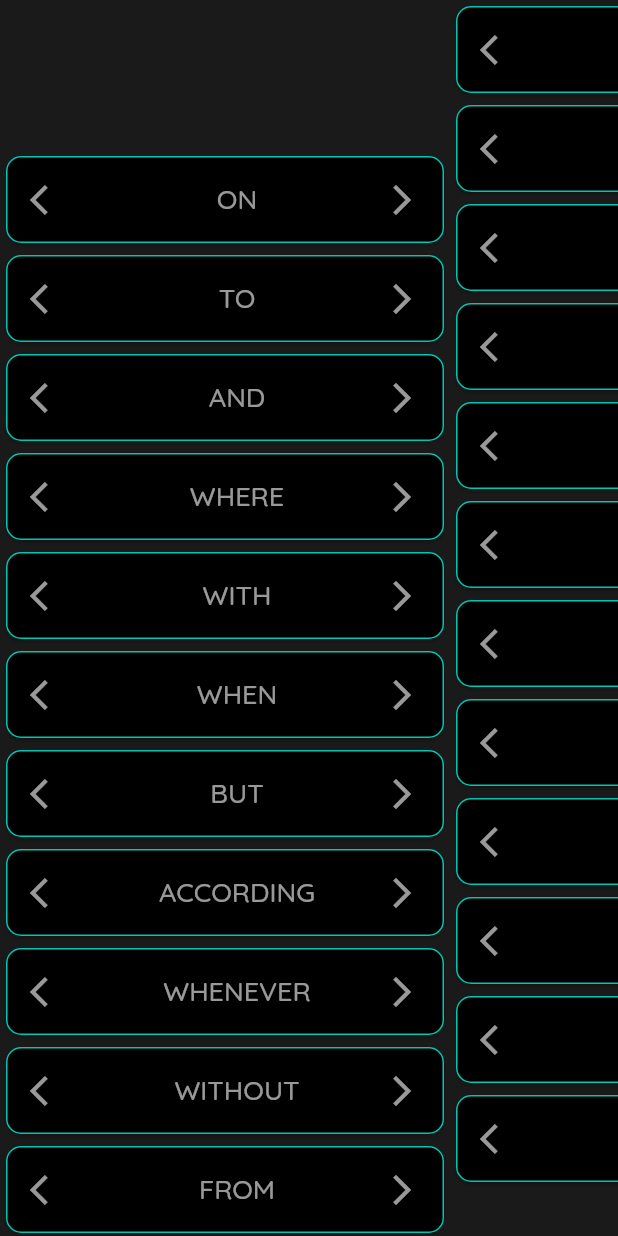
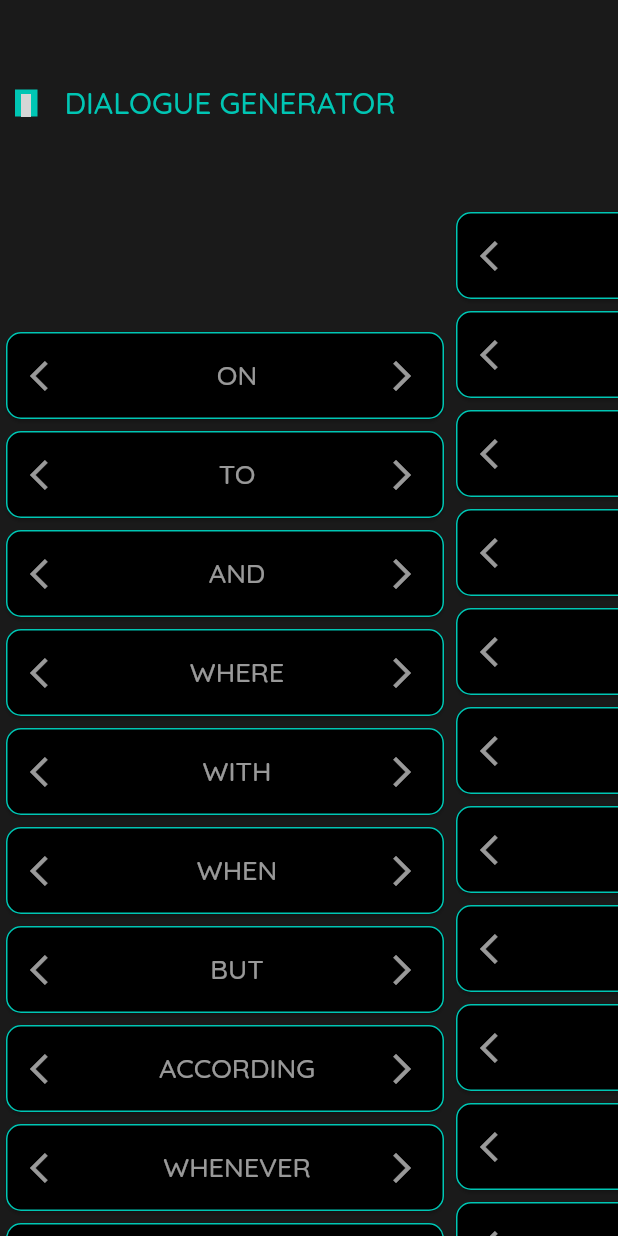
Before and after one commit to dhruvilp/hack20_greatawait, a Flutter app: the GreatCardBottom widget shown alone on an empty page, opened directly, on a phone screen of 412 x 824 dp. Run offline on Flutter 3.47's test engine with Material 2 defaults, Android fonts, the phone set to English and light mode, and no system bars; missing offline and left inert: groovin_material_icons; grey boxes are pictures that could not be loaded.

Commit message:
add: flinal touches

```diff
--- a/lib/widgets/GreatCardBottom.dart
+++ b/lib/widgets/GreatCardBottom.dart
@@ -1,5 +1,8 @@
 import 'package:flutter/material.dart';
+import 'package:groovin_material_icons/groovin_material_icons.dart';
 import 'package:hack20_greatawait/widgets/GreatCardTile.dart';
+
+import '../style.dart';
 
 class GreatCardBottom extends StatefulWidget {
   @override
@@ -9,29 +12,93 @@ class GreatCardBottom extends StatefulWidget {
 class _GreatCardBottomState extends State<GreatCardBottom> {
   @override
   Widget build(BuildContext context) {
-    return ListView(
+    return Column(
+      children: [
+        Expanded(
+          flex: 1,
+          child: Align(
+            alignment: Alignment.centerLeft,
+            child: Row(
+              children: [
+                Padding(
+                  padding: EdgeInsets.symmetric(horizontal: 10.0),
+                  child: Container(
+                    color: cyan_2,
+                    child: Padding(
+                      padding: const EdgeInsets.only(top: 3.0),
+                      child: Icon(
+                        GroovinMaterialIcons.square,
+                        color: charcoal,
+                        size: 15.0,
+                      ),
+                    ),
+                  ),
+                ),
+                Padding(
+                  padding: const EdgeInsets.only(left: 8.0),
+                  child: Text(
+                    'DIALOGUE GENERATOR',
+                    style:
+                        Theme.of(context).primaryTextTheme.headline6.copyWith(
+                              color: cyan_2,
+                            ),
+                  ),
+                ),
+              ],
+            ),
+          ),
+        ),
+        Expanded(
+          flex: 5,
+          child: ListView(
             scrollDirection: Axis.horizontal,
             children: <Widget>[
               Padding(
-          padding: EdgeInsets.only(top: 100),
+                padding: EdgeInsets.only(top: 80),
                 child: Container(
                   width: 300.0,
                   child: ListView(
                     scrollDirection: Axis.vertical,
                     children: [
-                GreatCardTile(text: 'on',),
-                GreatCardTile(text: 'to',),
-                GreatCardTile(text: 'and',),
-                GreatCardTile(text: 'where',),
-                GreatCardTile(text: 'with',),
-                GreatCardTile(text: 'when',),
-                GreatCardTile(text: 'but',),
-                GreatCardTile(text: 'according',),
-                GreatCardTile(text: 'whenever',),
-                GreatCardTile(text: 'without',),
-                GreatCardTile(text: 'from',),
-                GreatCardTile(text: 'now',),
-                GreatCardTile(text: 'then',),
+                      GreatCardTile(
+                        text: 'on',
+                      ),
+                      GreatCardTile(
+                        text: 'to',
+                      ),
+                      GreatCardTile(
+                        text: 'and',
+                      ),
+                      GreatCardTile(
+                        text: 'where',
+                      ),
+                      GreatCardTile(
+                        text: 'with',
+                      ),
+                      GreatCardTile(
+                        text: 'when',
+                      ),
+                      GreatCardTile(
+                        text: 'but',
+                      ),
+                      GreatCardTile(
+                        text: 'according',
+                      ),
+                      GreatCardTile(
+                        text: 'whenever',
+                      ),
+                      GreatCardTile(
+                        text: 'without',
+                      ),
+                      GreatCardTile(
+                        text: 'from',
+                      ),
+                      GreatCardTile(
+                        text: 'now',
+                      ),
+                      GreatCardTile(
+                        text: 'then',
+                      ),
                     ],
                   ),
                 ),
@@ -41,44 +108,115 @@ class _GreatCardBottomState extends State<GreatCardBottom> {
                 child: ListView(
                   scrollDirection: Axis.vertical,
                   children: [
-              GreatCardTile(text: 'how',),
-              GreatCardTile(text: 'i\'m',),
-              GreatCardTile(text: 'why',),
-              GreatCardTile(text: 'will',),
-              GreatCardTile(text: 'this',),
-              GreatCardTile(text: 'can',),
-              GreatCardTile(text: 'is',),
-              GreatCardTile(text: 'are',),
-              GreatCardTile(text: 'may',),
-              GreatCardTile(text: 'being',),
-              GreatCardTile(text: 'many',),
-              GreatCardTile(text: 'tell',),
+                    GreatCardTile(
+                      text: 'how',
+                    ),
+                    GreatCardTile(
+                      text: 'i\'m',
+                    ),
+                    GreatCardTile(
+                      text: 'why',
+                    ),
+                    GreatCardTile(
+                      text: 'will',
+                    ),
+                    GreatCardTile(
+                      text: 'this',
+                    ),
+                    GreatCardTile(
+                      text: 'can',
+                    ),
+                    GreatCardTile(
+                      text: 'is',
+                    ),
+                    GreatCardTile(
+                      text: 'are',
+                    ),
+                    GreatCardTile(
+                      text: 'may',
+                    ),
+                    GreatCardTile(
+                      text: 'being',
+                    ),
+                    GreatCardTile(
+                      text: 'many',
+                    ),
+                    GreatCardTile(
+                      text: 'tell',
+                    ),
                   ],
+                ),
+              ),
+              Padding(
+                padding: EdgeInsets.only(top: 50),
+                child: Container(
+                  width: 300.0,
+                  child: ListView(
+                    scrollDirection: Axis.vertical,
+                    children: [
+                      GreatCardTile(text: 'when'),
+                      GreatCardTile(text: 'but'),
+                      GreatCardTile(text: 'according'),
+                      GreatCardTile(text: 'whenever'),
+                      GreatCardTile(text: 'without'),
+                      GreatCardTile(text: 'from'),
+                      GreatCardTile(text: 'now'),
+                      GreatCardTile(text: 'then'),
+                      GreatCardTile(text: 'on'),
+                      GreatCardTile(text: 'to'),
+                      GreatCardTile(text: 'and'),
+                      GreatCardTile(text: 'where'),
+                      GreatCardTile(text: 'with'),
+                    ],
+                  ),
                 ),
               ),
               Container(
                 width: 300.0,
-          color: Colors.blue,
+                child: ListView(
+                  scrollDirection: Axis.vertical,
+                  children: [
+                    GreatCardTile(
+                      text: 'can',
                     ),
-        Container(
-          width: 300.0,
-          color: Colors.green,
+                    GreatCardTile(
+                      text: 'is',
                     ),
-        Container(
-          width: 300.0,
-          color: Colors.yellow,
+                    GreatCardTile(
+                      text: 'are',
                     ),
-        Container(
-          width: 300.0,
-          color: Colors.orange,
+                    GreatCardTile(
+                      text: 'may',
                     ),
-        Container(
-          width: 300.0,
-          color: Colors.blueGrey,
+                    GreatCardTile(
+                      text: 'being',
                     ),
-        Container(
-          width: 300.0,
-          color: Colors.red,
+                    GreatCardTile(
+                      text: 'how',
+                    ),
+                    GreatCardTile(
+                      text: 'i\'m',
+                    ),
+                    GreatCardTile(
+                      text: 'why',
+                    ),
+                    GreatCardTile(
+                      text: 'will',
+                    ),
+                    GreatCardTile(
+                      text: 'this',
+                    ),
+                    GreatCardTile(
+                      text: 'many',
+                    ),
+                    GreatCardTile(
+                      text: 'tell',
+                    ),
+                  ],
+                ),
+              ),
+            ],
+          ),
         ),
       ],
     );
--- a/lib/widgets/GreatCardTile.dart
+++ b/lib/widgets/GreatCardTile.dart
@@ -42,7 +42,6 @@ class _GreatCardTileState extends State<GreatCardTile> {
           color: isExpanded ? black : white,
         ),
         onExpansionChanged: (value) {
-          print(value);
           setState(() {
             isExpanded = value;
           });
@@ -60,10 +59,7 @@ class _GreatCardTileState extends State<GreatCardTile> {
                 ),
                 shape: BeveledRectangleBorder(
                   borderRadius: BorderRadius.only(
-                    bottomRight: Radius.elliptical(
-                      10,
-                      10,
-                    ),
+                    bottomRight: Radius.elliptical(10, 10),
                   ),
                 ),
                 onPressed: null,
@@ -78,7 +74,7 @@ class _GreatCardTileState extends State<GreatCardTile> {
                             size: 30,
                             color: white,
                           ),
-                          Text('FORWARD CHAUN',
+                          Text('FORWARD CHAIN',
                               style: Theme.of(context).textTheme.subtitle2),
                         ],
                       ),
```
Also changed, not shown: lib/layouts/mobile_layout.dart (+33 -17 lines), lib/widgets/config/config_card.dart (+5 -5 lines). Lines whose indentation alone changed are shown as unchanged.
